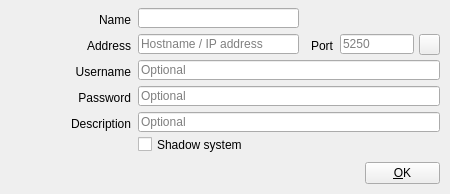
This is src/Widgets/DeviceDialog.ui in CasparCG/client as Qt 5 draws it before an edit. The edited form follows.
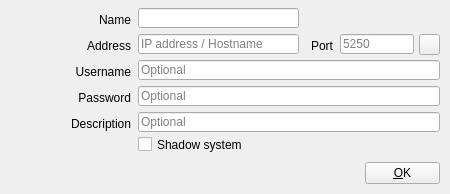
This is the edited form. Icons and pictures are not drawn.

What changed in the file:
```diff
--- a/src/Widgets/DeviceDialog.ui
+++ b/src/Widgets/DeviceDialog.ui
@@ -83,7 +83,7 @@
     </rect>
    </property>
    <property name="placeholderText">
-    <string>Hostname / IP address</string>
+    <string>IP address / Hostname</string>
    </property>
   </widget>
   <widget class="QLabel" name="labelAddress">
```
